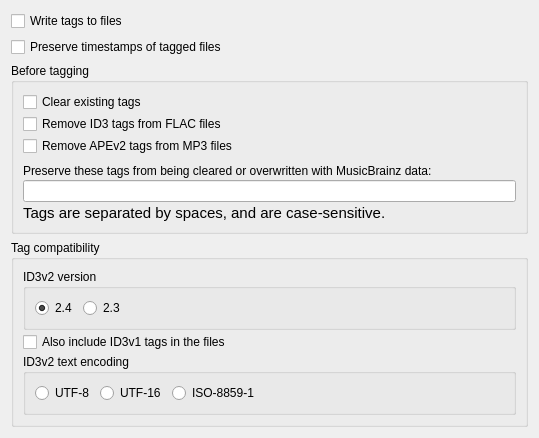
Qt form ui/options_tags.ui (metabrainz/picard) before a commit.
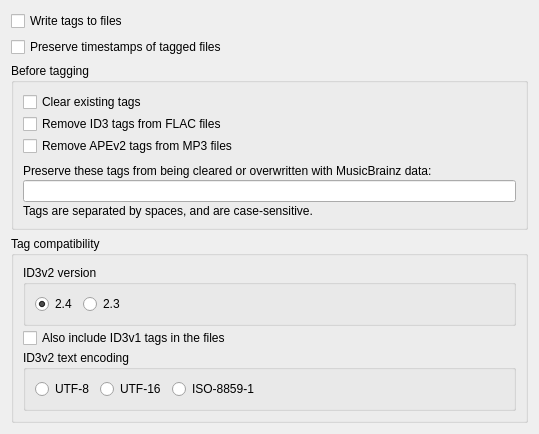
The same form after that commit.

Commit message: Remove the hard-coded font from ui_options_tags

What changed in the file:
```diff
--- a/ui/options_tags.ui
+++ b/ui/options_tags.ui
@@ -83,11 +83,6 @@
       </item>
       <item>
        <widget class="QLabel" name="preserved_tags_help">
-        <property name="font">
-         <font>
-          <pointsize>11</pointsize>
-         </font>
-        </property>
         <property name="text">
          <string>Tags are separated by spaces, and are case-sensitive.</string>
         </property>
```
The commit also changes 5 other files.
